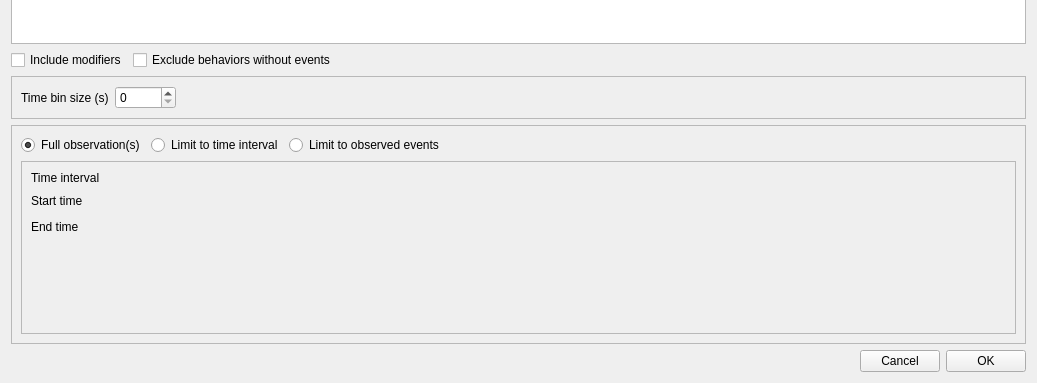
The window that boris/param_panel.ui (olivierfriard/BORIS) describes before a commit, drawn with Qt 5; both pictures show x 0 to 1037 and y 507 to 890 of the 1037 by 890 pixel window.
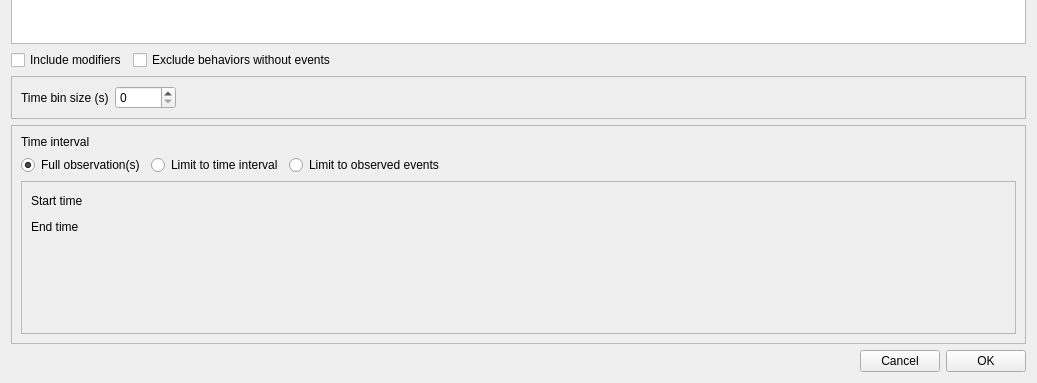
The same window after the commit.

What changed in the file:
```diff
--- a/boris/param_panel.ui
+++ b/boris/param_panel.ui
@@ -198,6 +198,13 @@
         <enum>QFrame::Raised</enum>
        </property>
        <layout class="QVBoxLayout" name="verticalLayout_3">
+        <item>
+         <widget class="QLabel" name="lb_time_interval">
+          <property name="text">
+           <string>Time interval</string>
+          </property>
+         </widget>
+        </item>
         <item>
          <layout class="QHBoxLayout" name="horizontalLayout_5">
           <item>
@@ -248,13 +255,6 @@
            <enum>QFrame::Raised</enum>
           </property>
           <layout class="QVBoxLayout" name="verticalLayout">
-           <item>
-            <widget class="QLabel" name="label">
-             <property name="text">
-              <string>Time interval</string>
-             </property>
-            </widget>
-           </item>
            <item>
             <layout class="QHBoxLayout" name="horizontalLayout">
              <item>
```
